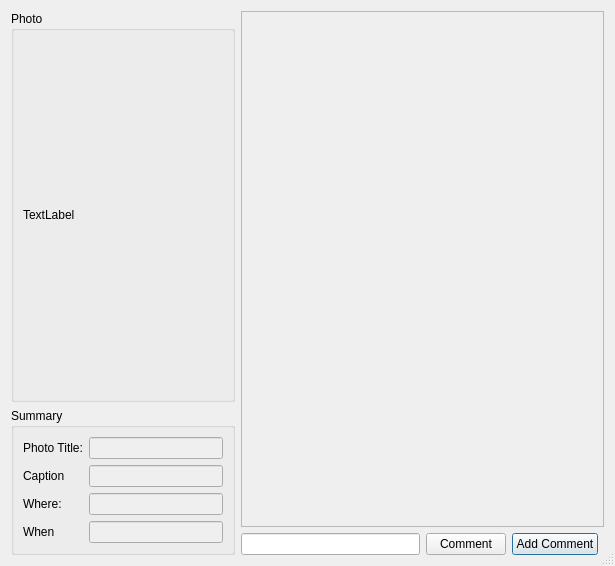
First picture: the form in retroshare-gui/src/gui/PhotoShare/PhotoDialog.ui, repository RetroShare/RetroShare, before the edit.
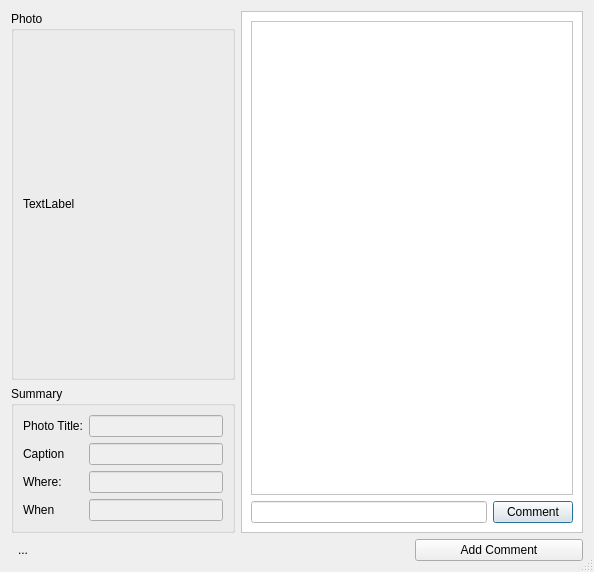
Second picture: the form after the edit. Icons and pictures are not drawn.

Commit message: Added Fullscreen Button/functionality for PhotoDialog and PhotoSlideShow little design changes for the Comment Item, needs more improvements

The edit to the form file:
```diff
--- a/retroshare-gui/src/gui/PhotoShare/PhotoDialog.ui
+++ b/retroshare-gui/src/gui/PhotoShare/PhotoDialog.ui
@@ -6,8 +6,8 @@
    <rect>
     <x>0</x>
     <y>0</y>
-    <width>615</width>
-    <height>566</height>
+    <width>594</width>
+    <height>572</height>
    </rect>
   </property>
   <property name="windowTitle">
@@ -21,7 +21,7 @@
    <bool>true</bool>
   </property>
   <layout class="QGridLayout" name="gridLayout_2">
-   <item row="0" column="0">
+   <item row="0" column="0" colspan="2">
     <widget class="QGroupBox" name="albumGroup">
      <property name="sizePolicy">
       <sizepolicy hsizetype="Expanding" vsizetype="Expanding">
@@ -55,7 +55,89 @@
      </layout>
     </widget>
    </item>
-   <item row="0" column="1" rowspan="2" colspan="4">
+   <item row="0" column="2" rowspan="2" colspan="2">
+    <widget class="QFrame" name="frame">
+     <property name="sizePolicy">
+      <sizepolicy hsizetype="Expanding" vsizetype="Expanding">
+       <horstretch>0</horstretch>
+       <verstretch>0</verstretch>
+      </sizepolicy>
+     </property>
+     <property name="palette">
+      <palette>
+       <active>
+        <colorrole role="Base">
+         <brush brushstyle="SolidPattern">
+          <color alpha="255">
+           <red>255</red>
+           <green>255</green>
+           <blue>255</blue>
+          </color>
+         </brush>
+        </colorrole>
+        <colorrole role="Window">
+         <brush brushstyle="SolidPattern">
+          <color alpha="255">
+           <red>255</red>
+           <green>255</green>
+           <blue>255</blue>
+          </color>
+         </brush>
+        </colorrole>
+       </active>
+       <inactive>
+        <colorrole role="Base">
+         <brush brushstyle="SolidPattern">
+          <color alpha="255">
+           <red>255</red>
+           <green>255</green>
+           <blue>255</blue>
+          </color>
+         </brush>
+        </colorrole>
+        <colorrole role="Window">
+         <brush brushstyle="SolidPattern">
+          <color alpha="255">
+           <red>255</red>
+           <green>255</green>
+           <blue>255</blue>
+          </color>
+         </brush>
+        </colorrole>
+       </inactive>
+       <disabled>
+        <colorrole role="Base">
+         <brush brushstyle="SolidPattern">
+          <color alpha="255">
+           <red>255</red>
+           <green>255</green>
+           <blue>255</blue>
+          </color>
+         </brush>
+        </colorrole>
+        <colorrole role="Window">
+         <brush brushstyle="SolidPattern">
+          <color alpha="255">
+           <red>255</red>
+           <green>255</green>
+           <blue>255</blue>
+          </color>
+         </brush>
+        </colorrole>
+       </disabled>
+      </palette>
+     </property>
+     <property name="autoFillBackground">
+      <bool>true</bool>
+     </property>
+     <property name="frameShape">
+      <enum>QFrame::StyledPanel</enum>
+     </property>
+     <property name="frameShadow">
+      <enum>QFrame::Raised</enum>
+     </property>
+     <layout class="QGridLayout" name="gridLayout">
+      <item row="0" column="0" colspan="2">
     <widget class="QScrollArea" name="scrollArea">
      <property name="sizePolicy">
       <sizepolicy hsizetype="Expanding" vsizetype="Expanding">
@@ -65,7 +147,7 @@
      </property>
      <property name="minimumSize">
       <size>
-       <width>327</width>
+          <width>300</width>
        <height>0</height>
       </size>
      </property>
@@ -77,8 +159,8 @@
        <rect>
         <x>0</x>
         <y>0</y>
-        <width>369</width>
-        <height>18</height>
+           <width>328</width>
+           <height>20</height>
        </rect>
       </property>
       <property name="sizePolicy">
@@ -87,11 +169,32 @@
         <verstretch>0</verstretch>
        </sizepolicy>
       </property>
-      <layout class="QVBoxLayout" name="verticalLayout"/>
+         <layout class="QVBoxLayout" name="verticalLayout_3">
+          <item>
+           <layout class="QVBoxLayout" name="verticalLayout">
+            <property name="spacing">
+             <number>1</number>
+            </property>
+           </layout>
+          </item>
+         </layout>
      </widget>
     </widget>
    </item>
-   <item row="1" column="0" rowspan="2">
+      <item row="1" column="0">
+       <widget class="QLineEdit" name="lineEdit"/>
+      </item>
+      <item row="1" column="1">
+       <widget class="QPushButton" name="pushButton_AddComment">
+        <property name="text">
+         <string>Comment</string>
+        </property>
+       </widget>
+      </item>
+     </layout>
+    </widget>
+   </item>
+   <item row="1" column="0" colspan="2">
     <widget class="QGroupBox" name="groupBox_2">
      <property name="sizePolicy">
       <sizepolicy hsizetype="Expanding" vsizetype="Expanding">
@@ -192,8 +295,32 @@
      </layout>
     </widget>
    </item>
-   <item row="2" column="1">
-    <widget class="QLineEdit" name="lineEdit"/>
+   <item row="2" column="0">
+    <widget class="QToolButton" name="fullscreenButton">
+     <property name="text">
+      <string>...</string>
+     </property>
+     <property name="icon">
+      <iconset resource="../images.qrc">
+       <normaloff>:/images/window_fullscreen.png</normaloff>:/images/window_fullscreen.png</iconset>
+     </property>
+     <property name="autoRaise">
+      <bool>true</bool>
+     </property>
+    </widget>
+   </item>
+   <item row="2" column="1" colspan="2">
+    <spacer name="horizontalSpacer">
+     <property name="orientation">
+      <enum>Qt::Horizontal</enum>
+     </property>
+     <property name="sizeHint" stdset="0">
+      <size>
+       <width>238</width>
+       <height>20</height>
+      </size>
+     </property>
+    </spacer>
    </item>
    <item row="2" column="3">
     <widget class="QPushButton" name="pushButton_AddCommentDlg">
@@ -202,13 +329,6 @@
      </property>
     </widget>
    </item>
-   <item row="2" column="2">
-    <widget class="QPushButton" name="pushButton_AddComment">
-     <property name="text">
-      <string>Comment</string>
-     </property>
-    </widget>
-   </item>
   </layout>
  </widget>
  <resources>
```
Lines whose indentation alone changed are shown as unchanged. The commit also changes 6 other files.
